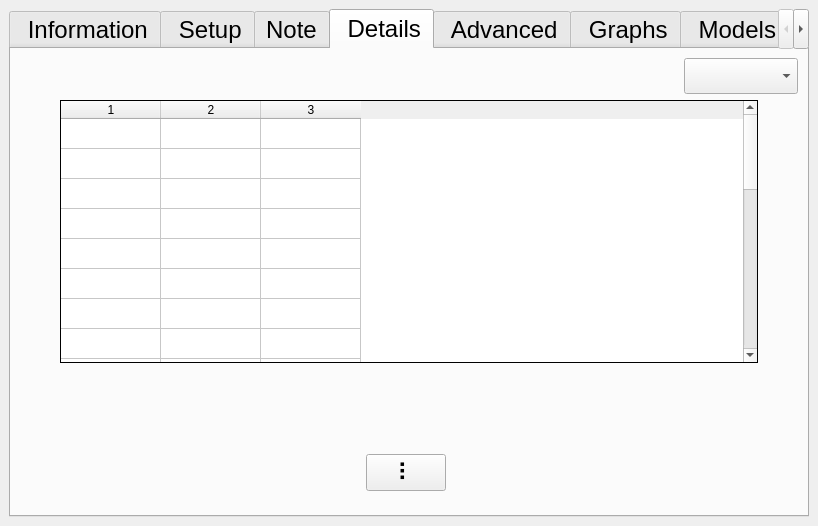
LowellInstruments/ddh5, file ddh/gui/gui_ddh.ui: the form before one commit.
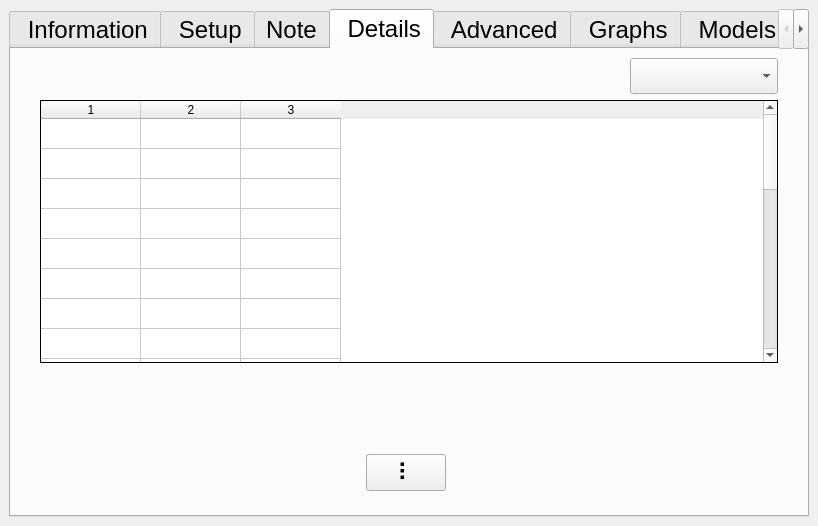
The form after the commit. Icons and pictures are not drawn.

Patch:
```diff
--- a/ddh/gui/gui_ddh.ui
+++ b/ddh/gui/gui_ddh.ui
@@ -1112,8 +1112,8 @@
        </attribute>
        <layout class="QVBoxLayout" name="verticalLayout_3">
         <item>
-         <layout class="QGridLayout" name="gridLayout_5" rowstretch="1,4,1,1" columnstretch="0,0,0">
-          <item row="3" column="0" colspan="3">
+         <layout class="QGridLayout" name="gridLayout_5" rowstretch="1,4,1,1" columnstretch="0,0,0,0,0">
+          <item row="3" column="1" colspan="3">
            <layout class="QHBoxLayout" name="horizontalLayout_7" stretch="3,3,1,2,2,2">
             <property name="leftMargin">
              <number>6</number>
@@ -1216,237 +1216,24 @@
             </item>
            </layout>
           </item>
-          <item row="2" column="0" colspan="3">
-           <layout class="QHBoxLayout" name="horizontalLayout_13">
-            <item>
-             <layout class="QHBoxLayout" name="horizontalLayout_20">
-              <item>
-               <spacer name="horizontalSpacer_31">
-                <property name="orientation">
-                 <enum>Qt::Horizontal</enum>
-                </property>
-                <property name="sizeType">
-                 <enum>QSizePolicy::Fixed</enum>
-                </property>
-                <property name="sizeHint" stdset="0">
-                 <size>
-                  <width>10</width>
-                  <height>20</height>
-                 </size>
-                </property>
-               </spacer>
-              </item>
-              <item>
-               <widget class="QLabel" name="lbl_ble_antenna_img">
-                <property name="minimumSize">
-                 <size>
-                  <width>50</width>
-                  <height>50</height>
-                 </size>
-                </property>
-                <property name="maximumSize">
-                 <size>
-                  <width>50</width>
-                  <height>50</height>
-                 </size>
-                </property>
-                <property name="frameShape">
-                 <enum>QFrame::NoFrame</enum>
-                </property>
-                <property name="text">
-                 <string/>
-                </property>
-                <property name="scaledContents">
-                 <bool>true</bool>
-                </property>
-               </widget>
-              </item>
-              <item>
-               <spacer name="horizontalSpacer_15">
-                <property name="orientation">
-                 <enum>Qt::Horizontal</enum>
-                </property>
-                <property name="sizeType">
-                 <enum>QSizePolicy::Fixed</enum>
-                </property>
-                <property name="sizeHint" stdset="0">
-                 <size>
-                  <width>5</width>
-                  <height>20</height>
-                 </size>
-                </property>
-               </spacer>
-              </item>
-              <item>
-               <widget class="QLabel" name="lbl_ble_antenna_txt">
-                <property name="sizePolicy">
-                 <sizepolicy hsizetype="Preferred" vsizetype="Preferred">
-                  <horstretch>0</horstretch>
-                  <verstretch>0</verstretch>
-                 </sizepolicy>
-                </property>
-                <property name="frameShape">
-                 <enum>QFrame::NoFrame</enum>
-                </property>
-                <property name="text">
-                 <string/>
-                </property>
-                <property name="wordWrap">
-                 <bool>true</bool>
-                </property>
-               </widget>
-              </item>
-             </layout>
-            </item>
-            <item>
-             <layout class="QHBoxLayout" name="horizontalLayout_25">
-              <item>
-               <widget class="QLabel" name="lbl_gps_antenna_img">
-                <property name="minimumSize">
-                 <size>
-                  <width>50</width>
-                  <height>50</height>
-                 </size>
-                </property>
-                <property name="maximumSize">
-                 <size>
-                  <width>50</width>
-                  <height>50</height>
-                 </size>
-                </property>
-                <property name="frameShape">
-                 <enum>QFrame::NoFrame</enum>
-                </property>
-                <property name="text">
-                 <string/>
-                </property>
-                <property name="scaledContents">
-                 <bool>true</bool>
-                </property>
-               </widget>
-              </item>
-              <item>
-               <spacer name="horizontalSpacer_17">
-                <property name="orientation">
-                 <enum>Qt::Horizontal</enum>
-                </property>
-                <property name="sizeType">
-                 <enum>QSizePolicy::Fixed</enum>
-                </property>
-                <property name="sizeHint" stdset="0">
-                 <size>
-                  <width>5</width>
-                  <height>20</height>
-                 </size>
-                </property>
-               </spacer>
-              </item>
-              <item>
-               <widget class="QLabel" name="lbl_gps_antenna_txt">
-                <property name="sizePolicy">
-                 <sizepolicy hsizetype="Preferred" vsizetype="Preferred">
-                  <horstretch>0</horstretch>
-                  <verstretch>0</verstretch>
-                 </sizepolicy>
-                </property>
-                <property name="frameShape">
-                 <enum>QFrame::NoFrame</enum>
-                </property>
-                <property name="text">
-                 <string/>
-                </property>
-               </widget>
-              </item>
-             </layout>
-            </item>
-            <item>
-             <widget class="QLabel" name="lbl_gps">
-              <property name="frameShape">
-               <enum>QFrame::NoFrame</enum>
-              </property>
-              <property name="text">
-               <string/>
-              </property>
-              <property name="alignment">
-               <set>Qt::AlignCenter</set>
-              </property>
-              <property name="wordWrap">
-               <bool>true</bool>
-              </property>
-             </widget>
-            </item>
-            <item>
-             <widget class="QLabel" name="lbl_gps_sat">
-              <property name="frameShape">
-               <enum>QFrame::NoFrame</enum>
-              </property>
-              <property name="text">
-               <string/>
-              </property>
-              <property name="alignment">
-               <set>Qt::AlignCenter</set>
-              </property>
-              <property name="wordWrap">
-               <bool>true</bool>
-              </property>
-             </widget>
-            </item>
-            <item>
-             <spacer name="horizontalSpacer_30">
-              <property name="orientation">
-               <enum>Qt::Horizontal</enum>
-              </property>
-              <property name="sizeType">
-               <enum>QSizePolicy::Fixed</enum>
-              </property>
-              <property name="sizeHint" stdset="0">
-               <size>
-                <width>10</width>
-                <height>20</height>
-               </size>
-              </property>
-             </spacer>
-            </item>
-           </layout>
+          <item row="2" column="0">
+           <spacer name="horizontalSpacer_29">
+            <property name="orientation">
+             <enum>Qt::Horizontal</enum>
+            </property>
+            <property name="sizeType">
+             <enum>QSizePolicy::Fixed</enum>
+            </property>
+            <property name="sizeHint" stdset="0">
+             <size>
+              <width>20</width>
+              <height>20</height>
+             </size>
+            </property>
+           </spacer>
           </item>
-          <item row="0" column="0" colspan="3">
-           <layout class="QHBoxLayout" name="horizontalLayout_22">
-            <item>
-             <spacer name="horizontalSpacer_25">
-              <property name="orientation">
-               <enum>Qt::Horizontal</enum>
-              </property>
-              <property name="sizeHint" stdset="0">
-               <size>
-                <width>40</width>
-                <height>20</height>
-               </size>
-              </property>
-             </spacer>
-            </item>
-            <item>
-             <widget class="QComboBox" name="cbox_table_his"/>
-            </item>
-           </layout>
-          </item>
-          <item row="1" column="0" colspan="3">
+          <item row="1" column="1" colspan="3">
            <layout class="QHBoxLayout" name="horizontalLayout_24">
-            <item>
-             <spacer name="horizontalSpacer_9">
-              <property name="orientation">
-               <enum>Qt::Horizontal</enum>
-              </property>
-              <property name="sizeType">
-               <enum>QSizePolicy::Fixed</enum>
-              </property>
-              <property name="sizeHint" stdset="0">
-               <size>
-                <width>40</width>
-                <height>20</height>
-               </size>
-              </property>
-             </spacer>
-            </item>
             <item>
              <widget class="QTableWidget" name="tbl_his">
               <property name="sizePolicy">
@@ -1530,14 +1317,176 @@
               <column/>
              </widget>
             </item>
+           </layout>
+          </item>
+          <item row="2" column="1" colspan="3">
+           <layout class="QHBoxLayout" name="horizontalLayout_13">
             <item>
-             <spacer name="horizontalSpacer_11">
+             <layout class="QHBoxLayout" name="horizontalLayout_20">
+              <item>
+               <widget class="QLabel" name="lbl_ble_antenna_img">
+                <property name="minimumSize">
+                 <size>
+                  <width>50</width>
+                  <height>50</height>
+                 </size>
+                </property>
+                <property name="maximumSize">
+                 <size>
+                  <width>50</width>
+                  <height>50</height>
+                 </size>
+                </property>
+                <property name="frameShape">
+                 <enum>QFrame::NoFrame</enum>
+                </property>
+                <property name="text">
+                 <string/>
+                </property>
+                <property name="scaledContents">
+                 <bool>true</bool>
+                </property>
+               </widget>
+              </item>
+              <item>
+               <spacer name="horizontalSpacer_15">
+                <property name="orientation">
+                 <enum>Qt::Horizontal</enum>
+                </property>
+                <property name="sizeType">
+                 <enum>QSizePolicy::Fixed</enum>
+                </property>
+                <property name="sizeHint" stdset="0">
+                 <size>
+                  <width>5</width>
+                  <height>20</height>
+                 </size>
+                </property>
+               </spacer>
+              </item>
+              <item>
+               <widget class="QLabel" name="lbl_ble_antenna_txt">
+                <property name="sizePolicy">
+                 <sizepolicy hsizetype="Preferred" vsizetype="Preferred">
+                  <horstretch>0</horstretch>
+                  <verstretch>0</verstretch>
+                 </sizepolicy>
+                </property>
+                <property name="frameShape">
+                 <enum>QFrame::NoFrame</enum>
+                </property>
+                <property name="text">
+                 <string/>
+                </property>
+                <property name="wordWrap">
+                 <bool>true</bool>
+                </property>
+               </widget>
+              </item>
+             </layout>
+            </item>
+            <item>
+             <layout class="QHBoxLayout" name="horizontalLayout_25">
+              <item>
+               <widget class="QLabel" name="lbl_gps_antenna_img">
+                <property name="minimumSize">
+                 <size>
+                  <width>50</width>
+                  <height>50</height>
+                 </size>
+                </property>
+                <property name="maximumSize">
+                 <size>
+                  <width>50</width>
+                  <height>50</height>
+                 </size>
+                </property>
+                <property name="frameShape">
+                 <enum>QFrame::NoFrame</enum>
+                </property>
+                <property name="text">
+                 <string/>
+                </property>
+                <property name="scaledContents">
+                 <bool>true</bool>
+                </property>
+               </widget>
+              </item>
+              <item>
+               <spacer name="horizontalSpacer_17">
+                <property name="orientation">
+                 <enum>Qt::Horizontal</enum>
+                </property>
+                <property name="sizeType">
+                 <enum>QSizePolicy::Fixed</enum>
+                </property>
+                <property name="sizeHint" stdset="0">
+                 <size>
+                  <width>5</width>
+                  <height>20</height>
+                 </size>
+                </property>
+               </spacer>
+              </item>
+              <item>
+               <widget class="QLabel" name="lbl_gps_antenna_txt">
+                <property name="sizePolicy">
+                 <sizepolicy hsizetype="Preferred" vsizetype="Preferred">
+                  <horstretch>0</horstretch>
+                  <verstretch>0</verstretch>
+                 </sizepolicy>
+                </property>
+                <property name="frameShape">
+                 <enum>QFrame::NoFrame</enum>
+                </property>
+                <property name="text">
+                 <string/>
+                </property>
+               </widget>
+              </item>
+             </layout>
+            </item>
+            <item>
+             <widget class="QLabel" name="lbl_gps">
+              <property name="frameShape">
+               <enum>QFrame::NoFrame</enum>
+              </property>
+              <property name="text">
+               <string/>
+              </property>
+              <property name="alignment">
+               <set>Qt::AlignCenter</set>
+              </property>
+              <property name="wordWrap">
+               <bool>true</bool>
+              </property>
+             </widget>
+            </item>
+            <item>
+             <widget class="QLabel" name="lbl_gps_sat">
+              <property name="frameShape">
+               <enum>QFrame::NoFrame</enum>
+              </property>
+              <property name="text">
+               <string/>
+              </property>
+              <property name="alignment">
+               <set>Qt::AlignCenter</set>
+              </property>
+              <property name="wordWrap">
+               <bool>true</bool>
+              </property>
+             </widget>
+            </item>
+           </layout>
+          </item>
+          <item row="0" column="1" colspan="3">
+           <layout class="QHBoxLayout" name="horizontalLayout_22" stretch="4,1">
+            <item>
+             <spacer name="horizontalSpacer_25">
               <property name="orientation">
                <enum>Qt::Horizontal</enum>
               </property>
-              <property name="sizeType">
-               <enum>QSizePolicy::Fixed</enum>
-              </property>
               <property name="sizeHint" stdset="0">
                <size>
                 <width>40</width>
@@ -1546,8 +1495,27 @@
               </property>
              </spacer>
             </item>
+            <item>
+             <widget class="QComboBox" name="cbox_table_his"/>
+            </item>
            </layout>
           </item>
+          <item row="2" column="4">
+           <spacer name="horizontalSpacer_30">
+            <property name="orientation">
+             <enum>Qt::Horizontal</enum>
+            </property>
+            <property name="sizeType">
+             <enum>QSizePolicy::Fixed</enum>
+            </property>
+            <property name="sizeHint" stdset="0">
+             <size>
+              <width>20</width>
+              <height>20</height>
+             </size>
+            </property>
+           </spacer>
+          </item>
          </layout>
         </item>
        </layout>
```
